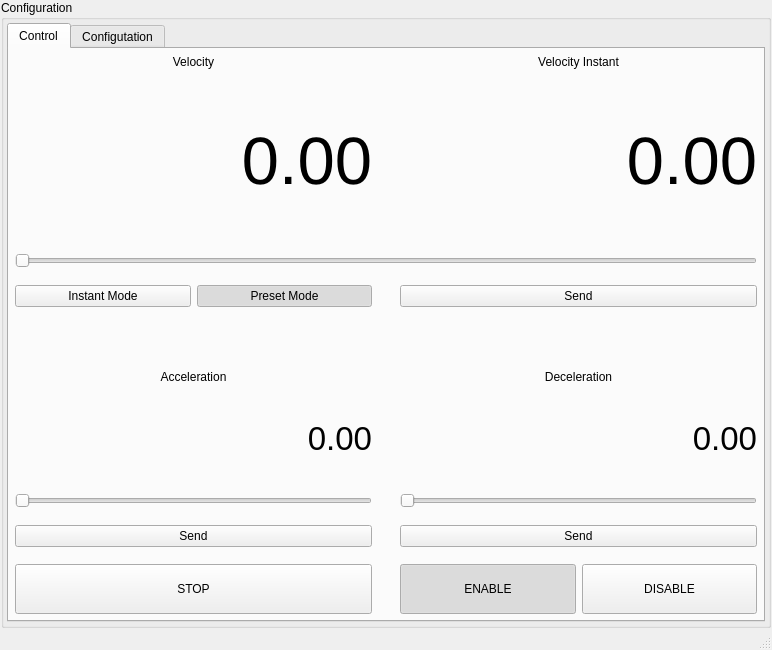
The window that dario.ui (exmachina-dev/EXM-dario) describes before a commit, drawn with Qt 5.
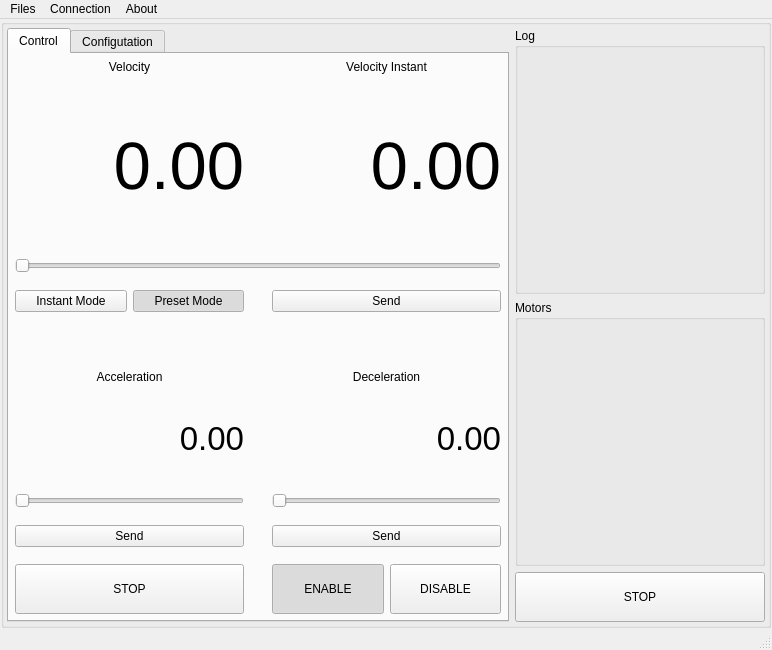
The same window after the commit. Icons and pictures are not drawn.

Commit message: Add log, motors and Stop group and the Menu Bar

Patch:
```diff
--- a/dario.ui
+++ b/dario.ui
@@ -81,9 +81,9 @@
          </size>
         </property>
         <property name="title">
-         <string>Configuration</string>
+         <string/>
         </property>
-        <layout class="QVBoxLayout" name="verticalLayout">
+        <layout class="QGridLayout" name="gridLayout_2">
          <property name="leftMargin">
           <number>3</number>
          </property>
@@ -96,12 +96,12 @@
          <property name="bottomMargin">
           <number>3</number>
          </property>
-         <item>
-          <layout class="QHBoxLayout" name="horizontalLayout_4">
+         <item row="0" column="0">
+          <layout class="QGridLayout" name="gridLayout_5">
            <property name="bottomMargin">
             <number>0</number>
            </property>
-           <item>
+           <item row="0" column="0">
             <widget class="QTabWidget" name="tabWidget">
              <property name="sizePolicy">
               <sizepolicy hsizetype="Expanding" vsizetype="MinimumExpanding">
@@ -244,6 +244,7 @@
                    <property name="font">
                     <font>
                      <pointsize>50</pointsize>
+                     <strikeout>false</strikeout>
                     </font>
                    </property>
                    <property name="lineWidth">
@@ -477,7 +478,7 @@
                   </widget>
                  </item>
                  <item row="9" column="0">
-                  <widget class="QPushButton" name="pushButton_Stop">
+                  <widget class="QPushButton" name="pushButton_Control_Stop">
                    <property name="minimumSize">
                     <size>
                      <width>0</width>
@@ -507,23 +508,43 @@
              </widget>
             </widget>
            </item>
-           <item>
-            <layout class="QVBoxLayout" name="verticalLayout_2">
-             <property name="spacing">
-              <number>0</number>
-             </property>
-            </layout>
-           </item>
           </layout>
          </item>
-         <item>
-          <layout class="QGridLayout" name="gridLayout_5">
-           <property name="topMargin">
-            <number>0</number>
-           </property>
-           <property name="horizontalSpacing">
-            <number>6</number>
-           </property>
+         <item row="0" column="1">
+          <layout class="QVBoxLayout" name="verticalLayout">
+           <item>
+            <widget class="QGroupBox" name="groupBox_Log">
+             <property name="minimumSize">
+              <size>
+               <width>250</width>
+               <height>0</height>
+              </size>
+             </property>
+             <property name="title">
+              <string>Log</string>
+             </property>
+            </widget>
+           </item>
+           <item>
+            <widget class="QGroupBox" name="groupBox_Motors">
+             <property name="title">
+              <string>Motors</string>
+             </property>
+            </widget>
+           </item>
+           <item>
+            <widget class="QPushButton" name="pushButton_STOP">
+             <property name="minimumSize">
+              <size>
+               <width>0</width>
+               <height>50</height>
+              </size>
+             </property>
+             <property name="text">
+              <string>STOP</string>
+             </property>
+            </widget>
+           </item>
           </layout>
          </item>
         </layout>
@@ -534,6 +555,35 @@
    </layout>
   </widget>
   <widget class="QStatusBar" name="statusBar"/>
+  <widget class="QMenuBar" name="menuBar">
+   <property name="geometry">
+    <rect>
+     <x>0</x>
+     <y>0</y>
+     <width>772</width>
+     <height>21</height>
+    </rect>
+   </property>
+   <widget class="QMenu" name="menuFiles">
+    <property name="title">
+     <string>Files</string>
+    </property>
+    <addaction name="actionQuit_2"/>
+   </widget>
+   <widget class="QMenu" name="menuConnection">
+    <property name="title">
+     <string>Connection</string>
+    </property>
+   </widget>
+   <widget class="QMenu" name="menuAbout">
+    <property name="title">
+     <string>About</string>
+    </property>
+   </widget>
+   <addaction name="menuFiles"/>
+   <addaction name="menuConnection"/>
+   <addaction name="menuAbout"/>
+  </widget>
   <action name="actionQuit">
    <property name="icon">
     <iconset theme="quit">
@@ -556,6 +606,11 @@
     <string>Save to file...</string>
    </property>
   </action>
+  <action name="actionQuit_2">
+   <property name="text">
+    <string>Quit</string>
+   </property>
+  </action>
  </widget>
  <layoutdefault spacing="6" margin="11"/>
  <tabstops>
```
